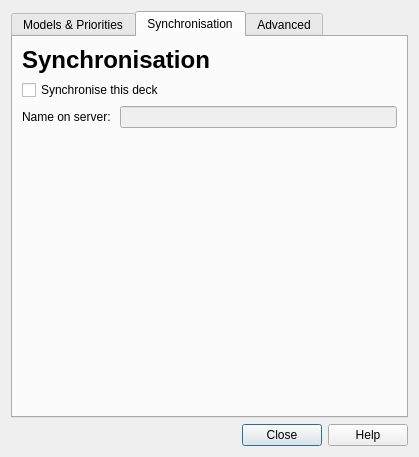
Old version of the form designer/deckproperties.ui in the repository ankitects/anki.
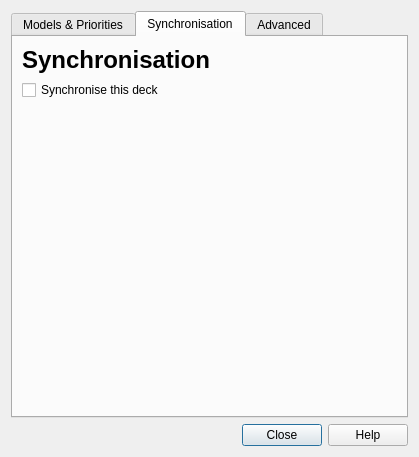
New version of the form. The open tabs and pages were chosen to show the change.

```diff
--- a/designer/deckproperties.ui
+++ b/designer/deckproperties.ui
@@ -195,25 +195,7 @@
           </spacer>
          </item>
          <item row="2" column="0">
-          <layout class="QHBoxLayout" name="horizontalLayout_2">
-           <item>
-            <widget class="QLabel" name="label_18">
-             <property name="text">
-              <string>Name on server: </string>
-             </property>
-            </widget>
-           </item>
-           <item>
-            <widget class="QLineEdit" name="syncName">
-             <property name="enabled">
-              <bool>false</bool>
-             </property>
-             <property name="whatsThis">
-              <string>option</string>
-             </property>
-            </widget>
-           </item>
-          </layout>
+          <layout class="QHBoxLayout" name="horizontalLayout_2"/>
          </item>
         </layout>
        </item>
```
Left out of the diff: 17 changed lines with no effect on the pictures.
